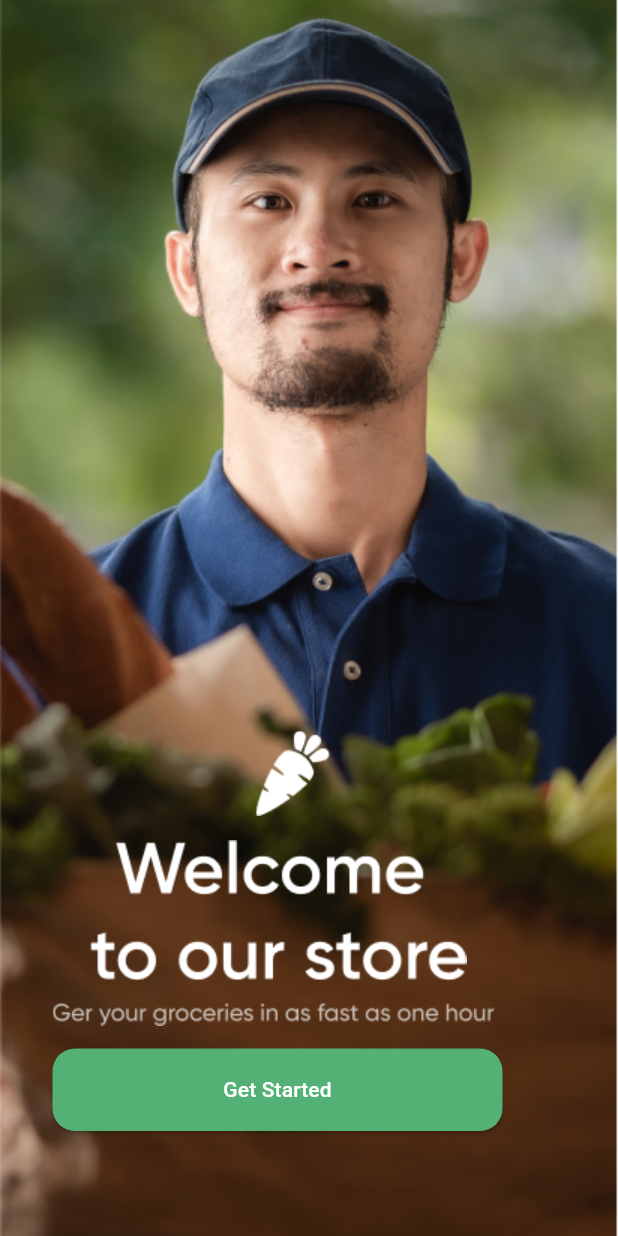
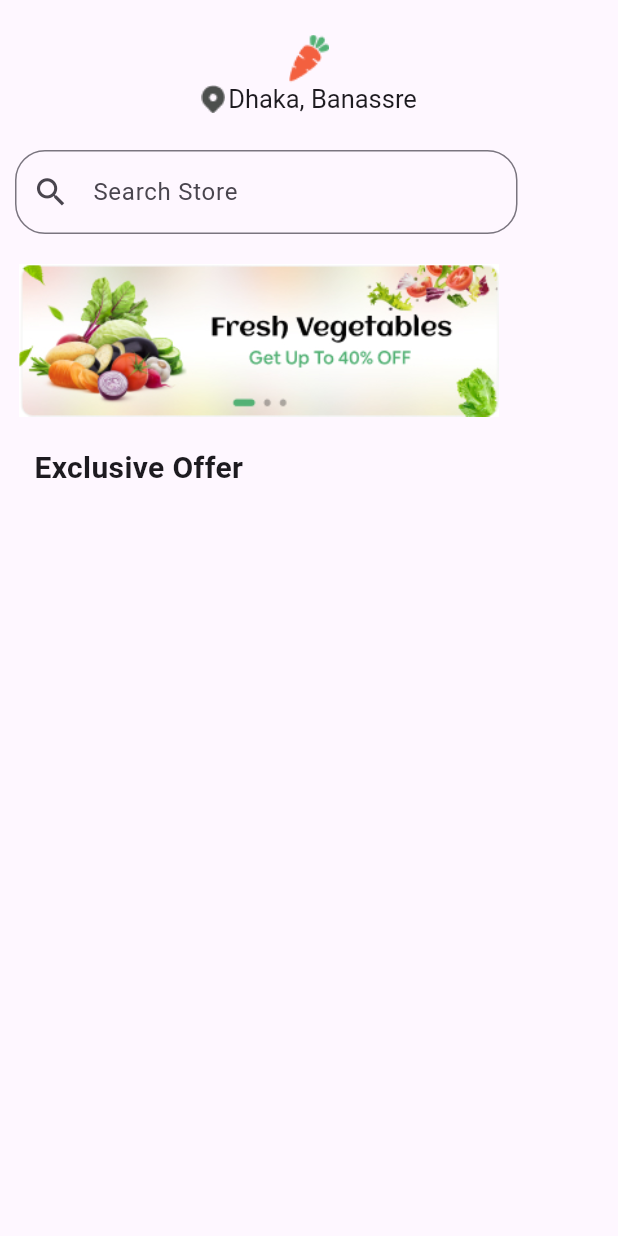
Before and after one commit to SyedEbad902/Grocery-App, a Flutter app: the screen it shows after launch, after a tap on "Get Started", on a phone screen of 412 x 824 dp. Run offline on Flutter 3.47's test engine with Material 3 defaults, Android fonts, the phone set to English and light mode, and no system bars.

```diff
--- /dev/null
+++ b/lib/hom_screen.dart
@@ -0,0 +1,77 @@
+
+import 'package:flutter/material.dart';
+
+class HomeScreen extends StatefulWidget {
+  const HomeScreen({super.key});
+
+  @override
+  State<HomeScreen> createState() => _HomeScreenState();
+}
+
+class _HomeScreenState extends State<HomeScreen> {
+  @override
+  Widget build(BuildContext context) {
+    return Scaffold(
+      appBar: AppBar(
+        centerTitle: true,
+        title: Column(
+          children: [
+            Image.asset(
+              'assets/images/home_logo.png',
+            ),
+            Row(
+              mainAxisAlignment: MainAxisAlignment.center,
+              children: [
+                Image.asset('assets/images/location.png'),
+                const SizedBox(
+                  width: 2,
+                ),
+                const Text(
+                  "Dhaka, Banassre",
+                  style: TextStyle(fontSize: 17),
+                ),
+              ],
+            )
+          ],
+        ),
+        toolbarHeight: 100,
+      ),
+      body: Column(
+        children: [
+          Container(
+            width: 345,
+            padding: const EdgeInsets.only(left: 10),
+            child: TextField(
+              obscureText: true,
+              decoration: InputDecoration(
+                  border: OutlineInputBorder(
+                    borderRadius: BorderRadius.circular(20),
+                  ),
+                  labelText: 'Search Store',
+                  prefixIcon: const Icon(
+                    Icons.search,
+                    size: 25,
+                  )),
+            ),
+          ),
+          const SizedBox(
+            height: 20,
+          ),
+          Image.asset(
+            'assets/images/banner.jpg',
+            width: 320,
+          ),
+          const SizedBox(height: 20),
+          Container(
+            margin: const EdgeInsets.only(right: 80),
+            padding: const EdgeInsets.only(right: 80),
+            child: const Text(
+              "Exclusive Offer",
+              style: TextStyle(fontSize: 20, fontWeight: FontWeight.bold),
+            ),
+          )
+        ],
+      ),
+    );
+  }
+}
--- a/lib/onboarding.dart
+++ b/lib/onboarding.dart
@@ -1,4 +1,5 @@
 import 'package:flutter/material.dart';
+import 'package:grocery_app/hom_screen.dart';
 
 class onboarding extends StatelessWidget {
   const onboarding({super.key});
@@ -39,7 +40,12 @@ class onboarding extends StatelessWidget {
               width: 300,
               height: 55,
               child: ElevatedButton(
-                onPressed: () {},
+                onPressed: () {
+                   Navigator.pushReplacement(
+                      context,
+                      MaterialPageRoute(
+                          builder: (context) => const HomeScreen()));
+                },
                 style: ElevatedButton.styleFrom(
                   backgroundColor: const Color.fromRGBO(83, 177, 117, 5),
                   shape: RoundedRectangleBorder(
--- a/lib/splash_screen.dart
+++ b/lib/splash_screen.dart
@@ -1,5 +1,4 @@
 import 'dart:async';
-
 import 'package:flutter/material.dart';
 import 'package:grocery_app/onboarding.dart';
 
```
Also changed, not shown: assets/images/banner.jpg (added), assets/images/home_logo.png (added), assets/images/location.png (added).
